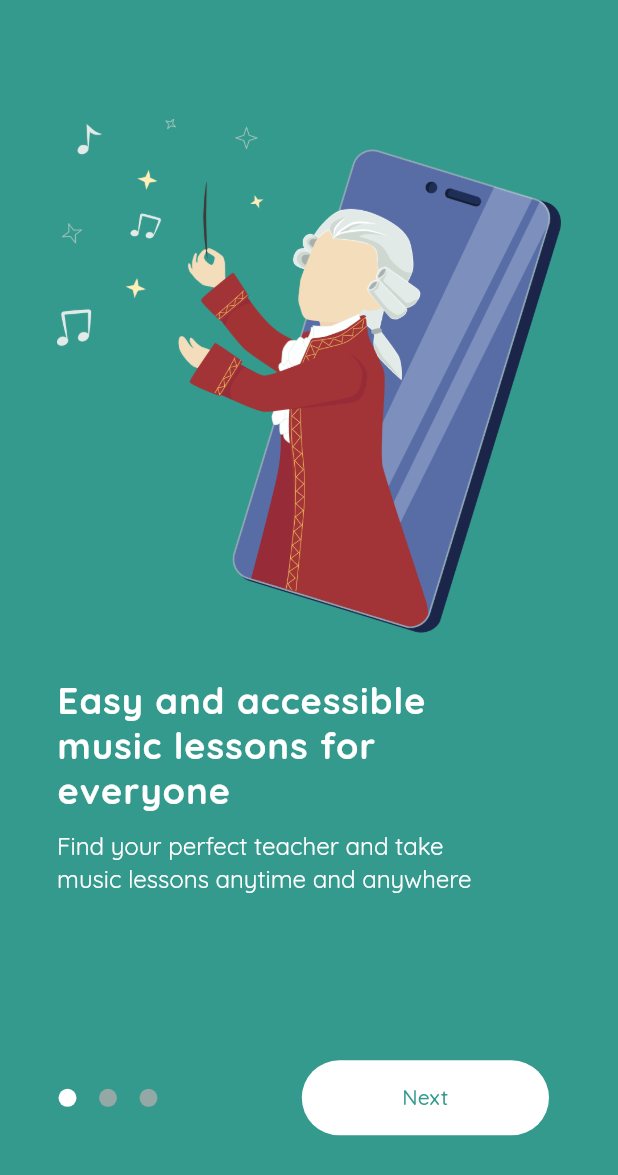
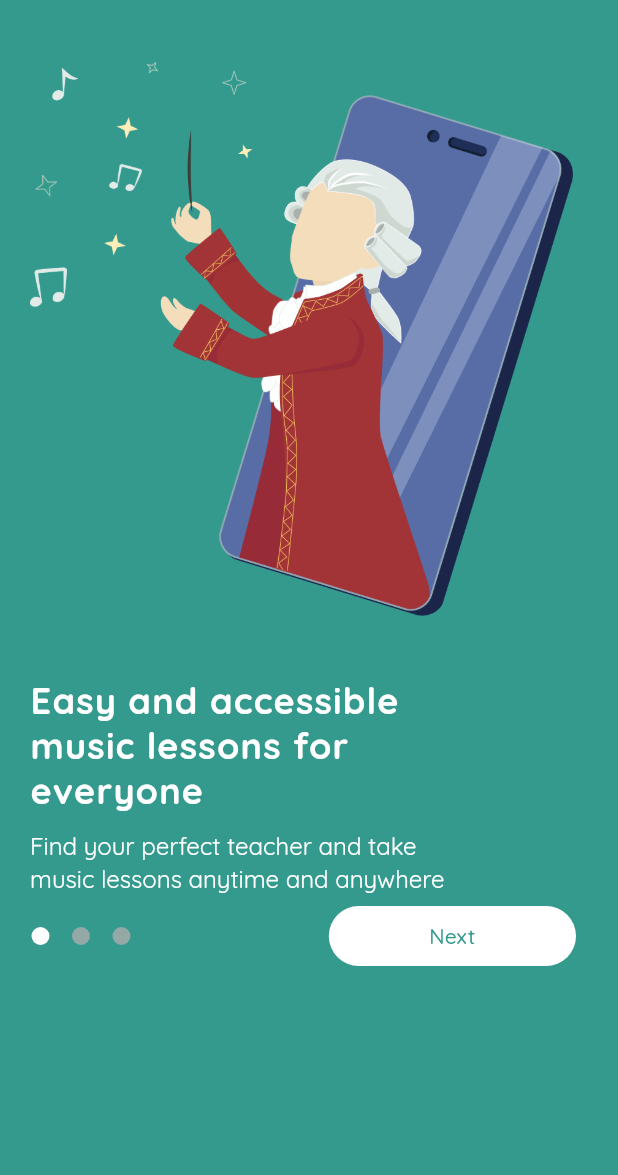
Before and after one commit to asifimtiazahmed/im, a Flutter app: the EmailVerifyScene screen opened directly, after a tap on "Resend email", on a phone screen of 412 x 824 dp. Shown: the top 1175 px of the screen. Run offline on Flutter 3.47's test engine with Material 2 defaults, Android fonts, the phone set to English and light mode, and no system bars; our stand-ins replace csc_picker, email_validator, firebase_auth, firebase_core, fluentui_system_icons, get_it and 3 more; missing offline and left inert: flutter_facebook_auth, language_picker; accounts and stored records are empty.

Commit message:
basic ui update to start off with

```diff
--- a/lib/resources/app_strings.dart
+++ b/lib/resources/app_strings.dart
@@ -17,6 +17,7 @@ static const String BTN_RESEND = 'Resend email';
 static const String BTN_NEXT = 'Next';
 static const String BTN_STARTED = 'Get started';
 static const String BTN_SELECT_DATE = 'Select date';
+static const String BTN_ADD = 'Add';
 
 
 //LOGIN VIEW MODEL
@@ -65,7 +66,7 @@ static const String OB_DOB_TITLE = 'Date of Birth (YYYY/MM/DD)';
 static const String OB_DAY = 'Day';
 static const String OB_MONTH = 'Month';
 static const String OB_YEAR = 'Year';
-static const String OB_DOB_HELPER = 'You need to be at least 13 to sign up. Your DOB will not show on your public profile.';
+static const String OB_DOB_HELPER = 'Tap on the box to select and enter your date of birth. You need to be at least 13 to sign up. Your DOB will not show on your public profile.';
 static const String OB_CURRENT_LOCATION = 'Current Location';
 static const String OB_COUNTRY = 'Country';
 static const String OB_CITY = 'City';
--- a/lib/routes/app_router.dart
+++ b/lib/routes/app_router.dart
@@ -9,8 +9,11 @@ import 'package:im/scenes/login/login_scene.dart';
 import 'package:im/scenes/onboarding_scene/onboarding_form.dart';
 import 'package:im/scenes/onboarding_scene/onboarding_scene.dart';
 import 'package:im/scenes/onboarding_scene/onboarding_scene_view_model.dart';
+import 'package:im/scenes/root_scene/root_view_model.dart';
 import 'package:im/services/firebase_auth.dart';
 import 'package:provider/provider.dart';
+
+import '../scenes/root_scene/root_view.dart';
 
 class AppRouter {
   static Route<dynamic> generateRoute(RouteSettings settings) {
@@ -35,6 +38,13 @@ class AppRouter {
             builder: (context, _) => const EmailVerifyScene(),
           ),
         );
+      case RootScene.routeName:
+        return MaterialPageRoute(
+          builder: (context) => ChangeNotifierProvider.value(
+            value: RootViewModel(),
+            builder: (context, _) => const RootScene(),
+          ),
+        );
       case DashboardScene.routeName:
         return MaterialPageRoute(
           builder: (context) => ChangeNotifierProvider.value(
@@ -44,7 +54,10 @@ class AppRouter {
         );
       case OnboardingScene.routeName:
         return MaterialPageRoute(
-          builder: (context) => const OnboardingScene(),
+          builder: (context) => ChangeNotifierProvider.value(
+            value: OnboardingSceneViewModel(),
+            builder: (context, _) => const OnboardingScene(),
+          ),
         );
       case OnboardingForm.routeName:
         return MaterialPageRoute(
@@ -56,9 +69,11 @@ class AppRouter {
 
       default:
         return MaterialPageRoute(
-          builder: (context) => ChangeNotifierProvider.value(
-            value: _authManager,
-            builder: (context, _) => const AuthenticationGateView(),
+          settings: settings,
+          builder: (_) => Scaffold(
+            body: Center(
+              child: Text('The Route has not defined for: ${settings.name}'),
+            ),
           ),
         );
     }
--- a/lib/scenes/email_verification/email_verify_scene.dart
+++ b/lib/scenes/email_verification/email_verify_scene.dart
@@ -103,7 +103,8 @@ class EmailVerifyScene extends StatelessWidget {
                         const SizedBox(
                           height: 30,
                           width: 30,
-                          child: LoadingLogo(size: 40),
+                          child: CircularProgressIndicator(),
+                          //LoadingLogo(size: 40),
                         ),
                       ]),
               ],
--- a/lib/scenes/email_verification/email_verify_view_model.dart
+++ b/lib/scenes/email_verification/email_verify_view_model.dart
@@ -70,8 +70,9 @@ class EmailVerifyViewModel extends ChangeNotifier {
       if (authManager.firebaseUser!.emailVerified) {
         isVerified = true;
         notifyListeners();
-        Navigator.pushReplacementNamed(ctx, AuthenticationGateView.routeName);
+        Navigator.pushNamed(ctx, AuthenticationGateView.routeName);
         timer.cancel();
+        //timer2.cancel();
         print('timer1 cancelled');
       }
     }
--- a/lib/scenes/onboarding_scene/onboarding_scene.dart
+++ b/lib/scenes/onboarding_scene/onboarding_scene.dart
@@ -18,27 +18,32 @@ class OnboardingScene extends StatelessWidget {
       backgroundColor: AppColors.primary,
       body: SafeArea(
         child: Padding(
-          padding: const EdgeInsets.all(38.0),
+          padding: const EdgeInsets.all(20.0),
+          child: SingleChildScrollView(
             child: AnimatedContainer(
               duration: Duration(milliseconds: 800),
               curve: Curves.easeIn,
               child: Column(
-              mainAxisAlignment: MainAxisAlignment.center,
+                mainAxisAlignment: MainAxisAlignment.start,
                 crossAxisAlignment: CrossAxisAlignment.start,
                 children: [
-                const SizedBox(height: 20),
+                  //const SizedBox(height: 20),
                   //IMAGE SECTION
                   //if (vm.currentPage == 0)
                   AnimatedSwitcher(
-                  child: vm.image,
+                    child: SizedBox(
+                        width: scrWidth - 50,
+                        height: scrWidth,
+                        child: vm.image),
                     duration: Duration(milliseconds: 500),
                     //switchInCurve: Curves.easeIn,
                   ),
-                const SizedBox(height: 30),
+                  const SizedBox(height: 20),
                   //TITLE TEXT
                   AnimatedSwitcher(
                     duration: Duration(milliseconds: 500),
-                  child: SizedBox(width: scrWidth * 0.70, child: vm.pageTitle),
+                    child:
+                        SizedBox(width: scrWidth * 0.70, child: vm.pageTitle),
                   ),
                   //CONTENT TEXT
                   const SizedBox(height: 10),
@@ -48,16 +53,17 @@ class OnboardingScene extends StatelessWidget {
                         SizedBox(width: scrWidth * 0.70, child: vm.pageContent),
                   ),
                   if (vm.currentPage == 1)
-                  SizedBox(
-                      width: scrWidth * 0.70,
+                    FittedBox(
+                        //width: scrWidth * 0.70,
                         child: Text(
                       AppStrings.ONBOARD_CONDITIONS_APPLY,
                       style: AppStyles.subBodyText
                           .copyWith(color: AppColors.white),
                       maxLines: 3,
                     )),
-                SizedBox(height: scrWidth * 0.25),
-                Row(
+                  // SizedBox(height: scrWidth * 0.25),
+                  Container(
+                    child: Row(
                       mainAxisAlignment: MainAxisAlignment.spaceBetween,
                       children: [
                         Row(
@@ -75,7 +81,9 @@ class OnboardingScene extends StatelessWidget {
                         ),
                       ],
                     ),
+                  ),
                 ],
+              ),
             ),
           ),
         ),
--- a/lib/services/firebase_auth.dart
+++ b/lib/services/firebase_auth.dart
@@ -65,7 +65,7 @@ class FirebaseAuthManager extends ChangeNotifier {
       if (user != null) {
         isEmailVerified = FirebaseAuth.instance.currentUser!.emailVerified;
         _loginState = ApplicationLoginState.loggedIn;
-        print('user found $user');
+        //print('user found $user');
         //Checking if the email has been verified and setting the value
         checkEmailVerification();
         firebaseUser = user;
--- a/lib/widgets/button.dart
+++ b/lib/widgets/button.dart
@@ -49,7 +49,7 @@ class ActiveButton extends StatelessWidget {
         ),
 
         width: (width == 0) ? MediaQuery.of(context).size.width * 0.70 : width,
-        height: 50, //As per design specs
+        height: 40, //As per design specs
         child: Center(
           child: Text(
             title,
--- a/lib/widgets/loading_logo.dart
+++ b/lib/widgets/loading_logo.dart
@@ -56,7 +56,7 @@ class LoadingLogoViewModel extends ChangeNotifier {
 
   @override
   dispose() {
+    timer.cancel;
     super.dispose();
-    timer.cancel;
   }
 }
```
Also changed, not shown: lib/scenes/login/login_scene.dart (+49 -47 lines), lib/scenes/onboarding_scene/onboarding_form.dart (+47 -17 lines), lib/scenes/onboarding_scene/onboarding_scene_view_model.dart (+147 -0 lines), pubspec.yaml (+5 -4 lines), 42 other files. Lines whose indentation alone changed are shown as unchanged.
